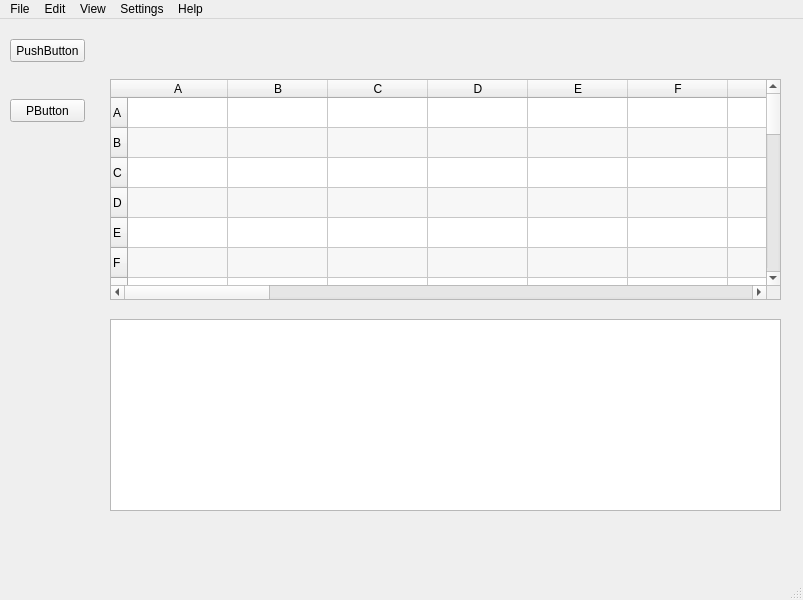
The window that CDMetaPOP.ui (katoshia/CDMetaPopUpdate) describes before a commit, drawn with Qt 5.
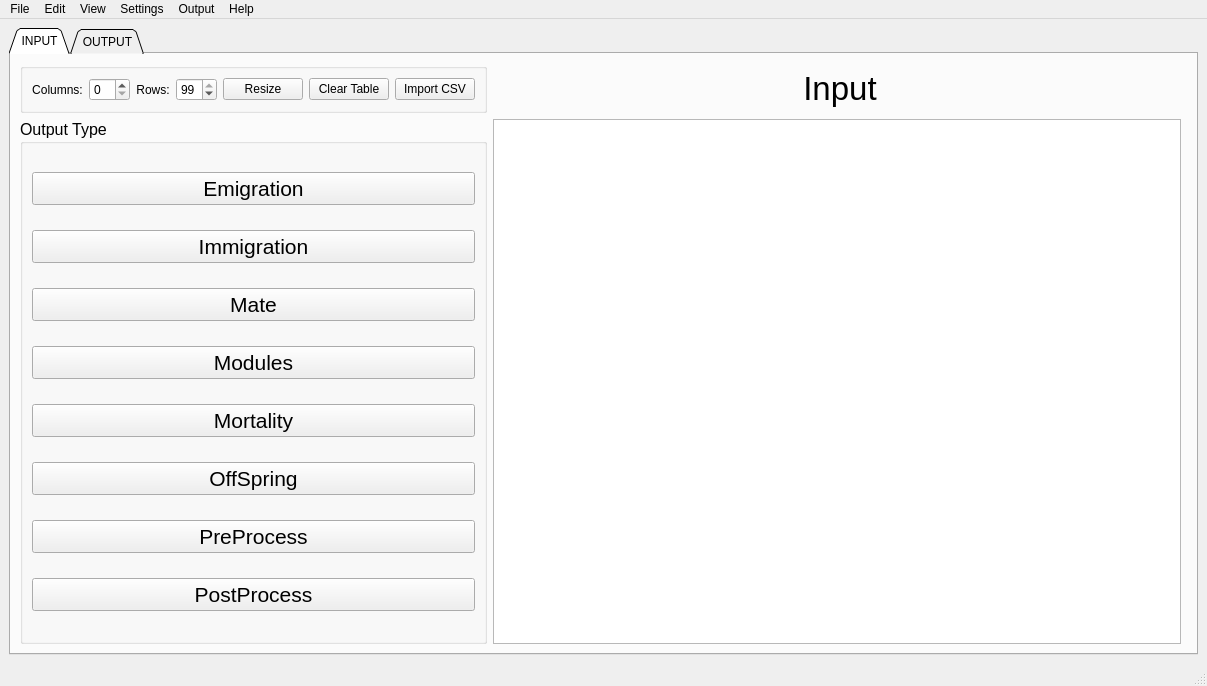
The same window after the commit.

What changed in the file:
```diff
--- a/CDMetaPOP.ui
+++ b/CDMetaPOP.ui
@@ -6,36 +6,248 @@
    <rect>
     <x>0</x>
     <y>0</y>
-    <width>803</width>
-    <height>600</height>
+    <width>1207</width>
+    <height>686</height>
    </rect>
   </property>
   <property name="windowTitle">
    <string>CDMetaPop</string>
   </property>
   <widget class="QWidget" name="centralwidget">
-   <widget class="QPushButton" name="pushButton">
-    <property name="geometry">
-     <rect>
-      <x>10</x>
-      <y>20</y>
-      <width>75</width>
-      <height>23</height>
-     </rect>
-    </property>
+   <property name="sizePolicy">
+    <sizepolicy hsizetype="Preferred" vsizetype="Preferred">
+     <horstretch>0</horstretch>
+     <verstretch>0</verstretch>
+    </sizepolicy>
+   </property>
+   <property name="focusPolicy">
+    <enum>Qt::NoFocus</enum>
+   </property>
+   <layout class="QGridLayout" name="gridLayout">
+    <item row="0" column="1">
+     <widget class="QTabWidget" name="tabWidget">
+      <property name="tabShape">
+       <enum>QTabWidget::Triangular</enum>
+      </property>
+      <property name="currentIndex">
+       <number>0</number>
+      </property>
+      <property name="movable">
+       <bool>true</bool>
+      </property>
+      <widget class="QWidget" name="tab">
+       <attribute name="title">
+        <string>INPUT</string>
+       </attribute>
+       <layout class="QGridLayout" name="gridLayout_5">
+        <property name="sizeConstraint">
+         <enum>QLayout::SetDefaultConstraint</enum>
+        </property>
+        <item row="0" column="1" colspan="2">
+         <widget class="QLabel" name="InputTableLabelHeader">
+          <property name="font">
+           <font>
+            <pointsize>25</pointsize>
+           </font>
+          </property>
+          <property name="frameShadow">
+           <enum>QFrame::Sunken</enum>
+          </property>
     <property name="text">
-     <string>PushButton</string>
-    </property>
-   </widget>
-   <widget class="QTableWidget" name="QTable">
-    <property name="geometry">
-     <rect>
-      <x>110</x>
-      <y>60</y>
-      <width>671</width>
-      <height>221</height>
-     </rect>
-    </property>
+           <string>Input</string>
+          </property>
+          <property name="alignment">
+           <set>Qt::AlignCenter</set>
+          </property>
+         </widget>
+        </item>
+        <item row="2" column="1">
+         <widget class="QTableWidget" name="InputTable"/>
+        </item>
+        <item row="2" column="0">
+         <widget class="QGroupBox" name="OutPutGroup">
+          <property name="font">
+           <font>
+            <pointsize>12</pointsize>
+            <weight>50</weight>
+            <bold>false</bold>
+           </font>
+          </property>
+          <property name="title">
+           <string>Output Type</string>
+          </property>
+          <layout class="QGridLayout" name="gridLayout_2">
+           <item row="0" column="0">
+            <widget class="QPushButton" name="EmigrationButton">
+             <property name="font">
+              <font>
+               <pointsize>16</pointsize>
+              </font>
+             </property>
+             <property name="text">
+              <string>Emigration</string>
+             </property>
+            </widget>
+           </item>
+           <item row="1" column="0">
+            <widget class="QPushButton" name="ImmigrationButton">
+             <property name="font">
+              <font>
+               <pointsize>16</pointsize>
+              </font>
+             </property>
+             <property name="text">
+              <string>Immigration</string>
+             </property>
+            </widget>
+           </item>
+           <item row="2" column="0">
+            <widget class="QPushButton" name="MateButton">
+             <property name="font">
+              <font>
+               <pointsize>16</pointsize>
+              </font>
+             </property>
+             <property name="text">
+              <string>Mate</string>
+             </property>
+            </widget>
+           </item>
+           <item row="3" column="0">
+            <widget class="QPushButton" name="ModulesButton">
+             <property name="font">
+              <font>
+               <pointsize>16</pointsize>
+              </font>
+             </property>
+             <property name="text">
+              <string>Modules</string>
+             </property>
+            </widget>
+           </item>
+           <item row="4" column="0">
+            <widget class="QPushButton" name="MortalityButton">
+             <property name="font">
+              <font>
+               <pointsize>16</pointsize>
+              </font>
+             </property>
+             <property name="text">
+              <string>Mortality</string>
+             </property>
+            </widget>
+           </item>
+           <item row="5" column="0">
+            <widget class="QPushButton" name="OffspringButton">
+             <property name="font">
+              <font>
+               <pointsize>16</pointsize>
+              </font>
+             </property>
+             <property name="text">
+              <string>OffSpring</string>
+             </property>
+            </widget>
+           </item>
+           <item row="6" column="0">
+            <widget class="QPushButton" name="PreProcessButton">
+             <property name="font">
+              <font>
+               <pointsize>16</pointsize>
+              </font>
+             </property>
+             <property name="text">
+              <string>PreProcess</string>
+             </property>
+            </widget>
+           </item>
+           <item row="7" column="0">
+            <widget class="QPushButton" name="PostProcessButton">
+             <property name="font">
+              <font>
+               <pointsize>16</pointsize>
+              </font>
+             </property>
+             <property name="text">
+              <string>PostProcess</string>
+             </property>
+            </widget>
+           </item>
+          </layout>
+         </widget>
+        </item>
+        <item row="0" column="0">
+         <widget class="QGroupBox" name="InputTableGroup">
+          <property name="title">
+           <string/>
+          </property>
+          <layout class="QHBoxLayout" name="horizontalLayout_2">
+           <item>
+            <widget class="QLabel" name="ColumnsLabel">
+             <property name="text">
+              <string>Columns:</string>
+             </property>
+             <property name="alignment">
+              <set>Qt::AlignCenter</set>
+             </property>
+            </widget>
+           </item>
+           <item>
+            <widget class="QSpinBox" name="ColumnsSpinBox"/>
+           </item>
+           <item>
+            <widget class="QLabel" name="RowsLabel">
+             <property name="text">
+              <string>Rows:</string>
+             </property>
+             <property name="alignment">
+              <set>Qt::AlignCenter</set>
+             </property>
+            </widget>
+           </item>
+           <item>
+            <widget class="QSpinBox" name="RowsSpinBox">
+             <property name="value">
+              <number>99</number>
+             </property>
+             <property name="displayIntegerBase">
+              <number>10</number>
+             </property>
+            </widget>
+           </item>
+           <item>
+            <widget class="QPushButton" name="ResizeButton">
+             <property name="text">
+              <string>Resize</string>
+             </property>
+            </widget>
+           </item>
+           <item>
+            <widget class="QPushButton" name="ClearInputButton">
+             <property name="text">
+              <string>Clear Table</string>
+             </property>
+            </widget>
+           </item>
+           <item>
+            <widget class="QPushButton" name="ImportCSVButton">
+             <property name="text">
+              <string>Import CSV</string>
+             </property>
+            </widget>
+           </item>
+          </layout>
+         </widget>
+        </item>
+       </layout>
+      </widget>
+      <widget class="QWidget" name="tab_2">
+       <attribute name="title">
+        <string>OUTPUT</string>
+       </attribute>
+       <layout class="QVBoxLayout" name="verticalLayout">
+        <item>
+         <widget class="QTableWidget" name="OutputTable">
     <property name="mouseTracking">
      <bool>false</bool>
     </property>
@@ -46,7 +258,7 @@
      <bool>true</bool>
     </property>
     <attribute name="horizontalHeaderVisible">
-     <bool>true</bool>
+           <bool>false</bool>
     </attribute>
     <attribute name="horizontalHeaderCascadingSectionResizes">
      <bool>true</bool>
@@ -315,36 +527,19 @@
      </property>
     </column>
    </widget>
-   <widget class="QPushButton" name="tryButton">
-    <property name="geometry">
-     <rect>
-      <x>10</x>
-      <y>80</y>
-      <width>75</width>
-      <height>23</height>
-     </rect>
-    </property>
-    <property name="text">
-     <string>PButton</string>
-    </property>
-   </widget>
-   <widget class="QTableWidget" name="tableWidget">
-    <property name="geometry">
-     <rect>
-      <x>110</x>
-      <y>300</y>
-      <width>671</width>
-      <height>192</height>
-     </rect>
-    </property>
-   </widget>
+        </item>
+       </layout>
+      </widget>
+     </widget>
+    </item>
+   </layout>
   </widget>
   <widget class="QMenuBar" name="menubar">
    <property name="geometry">
     <rect>
      <x>0</x>
      <y>0</y>
-     <width>803</width>
+     <width>1207</width>
      <height>21</height>
     </rect>
    </property>
@@ -405,10 +600,16 @@
     <addaction name="actionCDMetaPop_About"/>
     <addaction name="actionFrequently_Asked_Questions"/>
    </widget>
+   <widget class="QMenu" name="menuOutput">
+    <property name="title">
+     <string>Output</string>
+    </property>
+   </widget>
    <addaction name="menuFile"/>
    <addaction name="menuEdit"/>
    <addaction name="menuView"/>
    <addaction name="menuSettings"/>
+   <addaction name="menuOutput"/>
    <addaction name="menuHelp"/>
   </widget>
   <widget class="QStatusBar" name="statusbar"/>
```
Left out of the diff: 127 changed lines with no effect on the pictures. Lines whose indentation alone changed are shown as unchanged.
